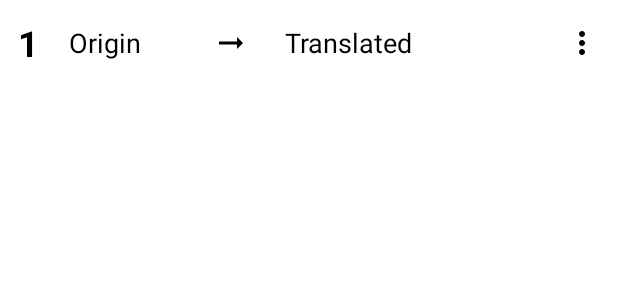
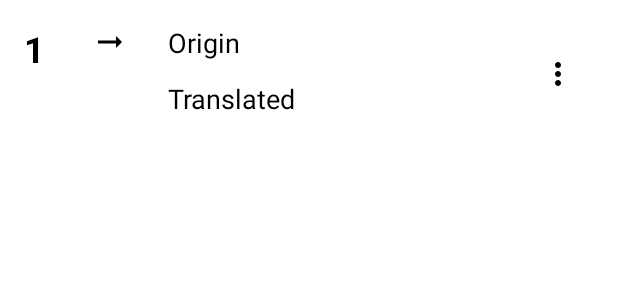
Before and after one commit to ArtemKlym/SimpleCards, an Android app: the layout custom_adapter_list_words.xml on its own in the app's theme, with its tools: preview values and no code run, on a phone screen of 412 x 824 dp. Shown: the top 300 px of the screen. Run offline under Robolectric (Android 15) with nearby library versions, the light colour scheme and no system bars.

Commit message:
Redesigned RecyclerView

```diff
--- a/app/src/main/res/layout/custom_adapter_list_words.xml
+++ b/app/src/main/res/layout/custom_adapter_list_words.xml
@@ -8,7 +8,7 @@
 
     <androidx.constraintlayout.widget.ConstraintLayout
         android:layout_width="match_parent"
-        android:layout_height="wrap_content"
+        android:layout_height="90dp"
         android:elevation="4dp"
         android:padding="12dp">
 
@@ -16,59 +16,64 @@
             android:id="@+id/txtNumber"
             android:layout_width="wrap_content"
             android:layout_height="wrap_content"
+            android:layout_marginStart="4dp"
             android:text="1"
             android:textColor="@color/black"
             android:textSize="24sp"
             android:textStyle="bold"
             app:layout_constraintBottom_toBottomOf="parent"
             app:layout_constraintStart_toStartOf="parent"
-            app:layout_constraintTop_toTopOf="parent" />
+            app:layout_constraintTop_toTopOf="parent"
+            app:layout_constraintVertical_bias="0.12" />
 
         <TextView
             android:id="@+id/txtOrigin"
             android:layout_width="wrap_content"
             android:layout_height="wrap_content"
-            android:layout_marginStart="20dp"
+            android:layout_marginStart="100dp"
             android:text="Origin"
             android:textColor="@color/black"
             android:textSize="18sp"
             app:layout_constraintBottom_toBottomOf="@+id/txtNumber"
-            app:layout_constraintStart_toEndOf="@+id/txtNumber"
-            app:layout_constraintTop_toTopOf="@+id/txtNumber" />
+            app:layout_constraintStart_toStartOf="parent"
+            app:layout_constraintTop_toTopOf="@+id/txtNumber"
+            app:layout_constraintVertical_bias="0.0" />
 
         <TextView
             android:id="@+id/txtTranslated"
             android:layout_width="wrap_content"
             android:layout_height="wrap_content"
-            android:layout_marginStart="24dp"
             android:text="Translated"
             android:textColor="@color/black"
             android:textSize="18sp"
             app:layout_constraintBottom_toBottomOf="parent"
-            app:layout_constraintEnd_toStartOf="@+id/imageView2"
+            app:layout_constraintEnd_toEndOf="@+id/txtOrigin"
             app:layout_constraintHorizontal_bias="0.0"
-            app:layout_constraintStart_toEndOf="@+id/imageView"
+            app:layout_constraintStart_toStartOf="@+id/txtOrigin"
             app:layout_constraintTop_toTopOf="parent"
-            app:layout_constraintVertical_bias="0.515" />
+            app:layout_constraintVertical_bias="1.0" />
 
         <ImageView
             android:id="@+id/imageView"
             android:layout_width="wrap_content"
             android:layout_height="wrap_content"
-            android:layout_marginStart="48dp"
             app:layout_constraintBottom_toBottomOf="parent"
-            app:layout_constraintStart_toEndOf="@+id/txtOrigin"
+            app:layout_constraintEnd_toStartOf="@+id/txtOrigin"
+            app:layout_constraintHorizontal_bias="0.647"
+            app:layout_constraintStart_toStartOf="parent"
             app:layout_constraintTop_toTopOf="parent"
-            app:layout_constraintVertical_bias="0.515"
+            app:layout_constraintVertical_bias="0.09"
             app:srcCompat="@drawable/ic_arrow_translated" />
 
         <ImageView
             android:id="@+id/imageView2"
             android:layout_width="wrap_content"
             android:layout_height="wrap_content"
+            android:layout_marginEnd="16dp"
             app:layout_constraintBottom_toBottomOf="parent"
             app:layout_constraintEnd_toEndOf="parent"
             app:layout_constraintTop_toTopOf="parent"
+            app:layout_constraintVertical_bias="0.606"
             app:srcCompat="@drawable/ic_vertical" />
 
 
```
